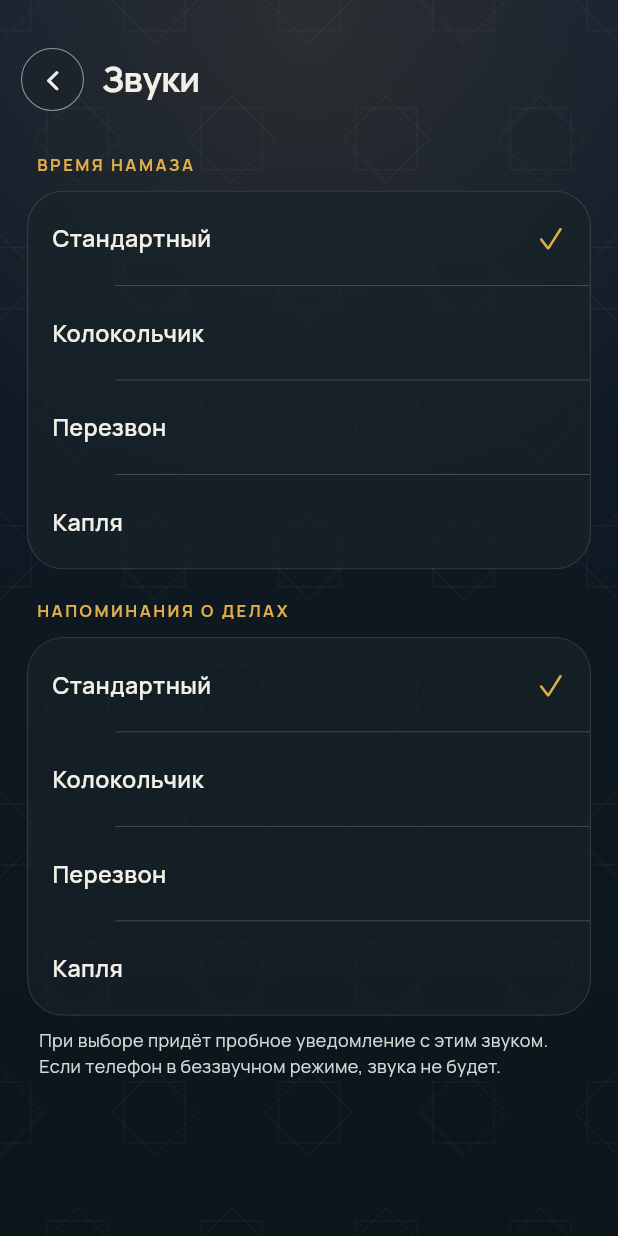
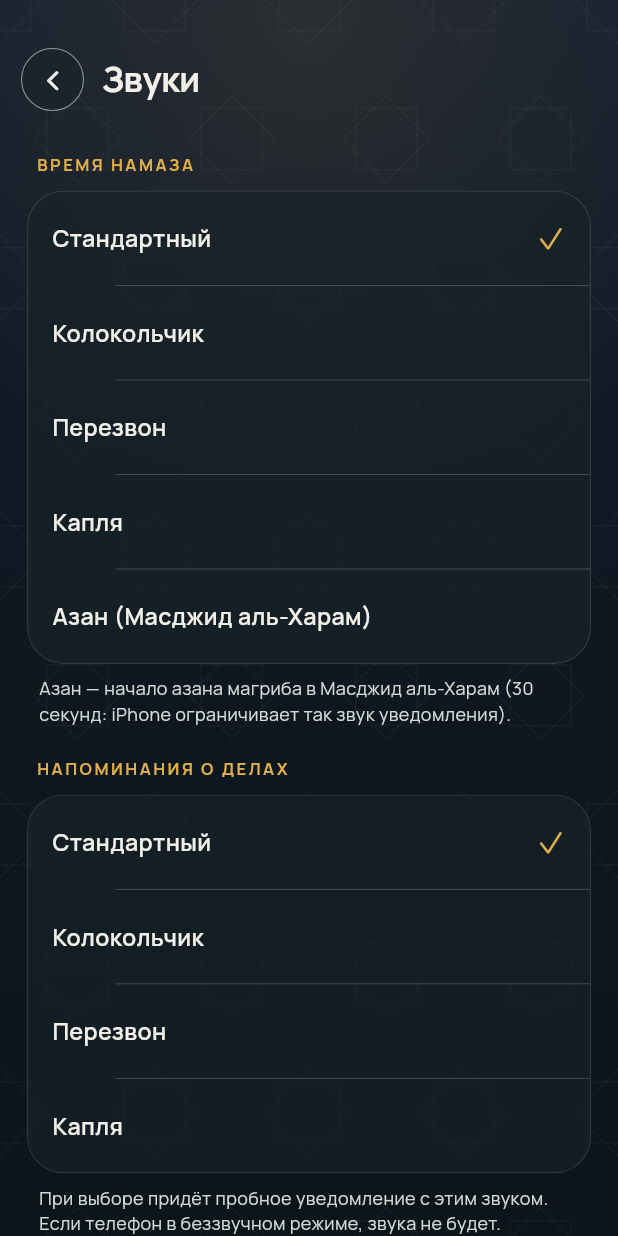
Before and after one commit to Muahhidun/Jadwal, a Flutter app: the SoundsScreen widget shown alone on an empty page, opened directly, on a phone screen of 412 x 824 dp. Run offline on Flutter 3.47's test engine with Material 3 defaults, Android fonts, the phone set to English and light mode, and no system bars; our stand-ins replace adhan, flutter_compass, flutter_local_notifications, flutter_map, flutter_timezone, geolocator and 6 more; accounts and stored records are empty; network calls fail.

Commit message:
feat: азан из Масджид аль-Харам как звук времени намаза
- Начало азана магриба в Масджид аль-Харам (25.02.2012), 29,8 с —
  укладывается в лимит звука уведомления iOS (30 с). Вырезано из
  записи 3omar Faruq, CC BY 3.0, Wikimedia Commons: мягкое начало и
  затухание, выравнивание громкости. iOS — бандл, Android — res/raw.
- Звуки → Время намаза: «Азан (Масджид аль-Харам)»; для напоминаний о
  делах азан не предлагается.
- «О приложении»: указание автора и лицензии записи; Inter в шрифтах.

Co-Authored-By: Claude Opus 5.5 <noreply@anthropic.com>

```diff
--- a/app/lib/notifications/notifications.dart
+++ b/app/lib/notifications/notifications.dart
@@ -257,9 +257,18 @@ Future<void> _scheduleSnooze(
 // На Android у каждого звука свой канал — так требует система.
 
 class NotifSound {
-  const NotifSound(this.id, this.ru, this.kz, {this.file = ''});
+  const NotifSound(
+    this.id,
+    this.ru,
+    this.kz, {
+    this.file = '',
+    this.prayerOnly = false,
+  });
 
   final String id, ru, kz;
+
+  /// Только для времени намаза (азан), не для напоминаний о делах.
+  final bool prayerOnly;
 
   /// Имя файла без расширения (ios/Runner/*.wav, res/raw/*.wav);
   /// пусто — системный звук.
@@ -273,6 +282,15 @@ const kNotifSounds = [
   NotifSound('bell', 'Колокольчик', 'Қоңырау', file: 'dauam_bell'),
   NotifSound('chime', 'Перезвон', 'Сыңғыр', file: 'dauam_chime'),
   NotifSound('drop', 'Капля', 'Тамшы', file: 'dauam_drop'),
+  // Начало азана магриба в Масджид аль-Харам (25.02.2012), 29,8 с — лимит
+  // звука уведомления в iOS 30 с. Запись: 3omar Faruq, CC BY 3.0, Wikimedia.
+  NotifSound(
+    'adhan_haram',
+    'Азан (Масджид аль-Харам)',
+    'Азан (Әл-Харам мешіті)',
+    file: 'dauam_adhan_haram',
+    prayerOnly: true,
+  ),
 ];
 
 NotifSound notifSound(String id) => kNotifSounds.firstWhere(
--- a/app/lib/screens/about_screen.dart
+++ b/app/lib/screens/about_screen.dart
@@ -90,8 +90,14 @@ class AboutScreen extends StatelessWidget {
                     : '© участники OpenStreetMap',
               ),
               _SourceRow(
+                title: kz ? 'Азан' : 'Азан',
+                text: kz
+                    ? 'Әл-Харам мешітіндегі ақшам азаны, 25.02.2012 — жазба: 3omar Faruq, CC BY 3.0 (Wikimedia Commons). Қосымшада — басы, 30 секунд.'
+                    : 'Азан магриба в Масджид аль-Харам, 25.02.2012 — запись: 3omar Faruq, CC BY 3.0 (Wikimedia Commons). В приложении — начало, 30 секунд.',
+              ),
+              _SourceRow(
                 title: kz ? 'Қаріптер' : 'Шрифты',
-                text: 'Manrope, Literata, Amiri — SIL Open Font License',
+                text: 'Manrope, Inter, Literata, Amiri — SIL Open Font License',
               ),
             ],
           ),
--- a/app/lib/screens/sounds_screen.dart
+++ b/app/lib/screens/sounds_screen.dart
@@ -34,6 +34,9 @@ class SoundsScreen extends StatelessWidget {
           children: [
             DauamSection(
               label: kz ? 'Намаз уақыты' : 'Время намаза',
+              footer: kz
+                  ? 'Азан — әл-Харам мешітіндегі ақшам азанының басы (30 секунд: iPhone хабарламаның дыбысын осымен шектейді).'
+                  : 'Азан — начало азана магриба в Масджид аль-Харам (30 секунд: iPhone ограничивает так звук уведомления).',
               children: [
                 for (final sound in kNotifSounds)
                   DauamChoiceRow(
@@ -49,7 +52,7 @@ class SoundsScreen extends StatelessWidget {
                   ? 'Таңдағанда осы дыбыспен сынақ хабарлама келеді. Телефон дыбыссыз режимде болса, дыбыс естілмейді.'
                   : 'При выборе придёт пробное уведомление с этим звуком. Если телефон в беззвучном режиме, звука не будет.',
               children: [
-                for (final sound in kNotifSounds)
+                for (final sound in kNotifSounds.where((s) => !s.prayerOnly))
                   DauamChoiceRow(
                     title: sound.title(app.lang),
                     selected: app.taskSound == sound.id,
```
Also changed, not shown: 7 other files.
